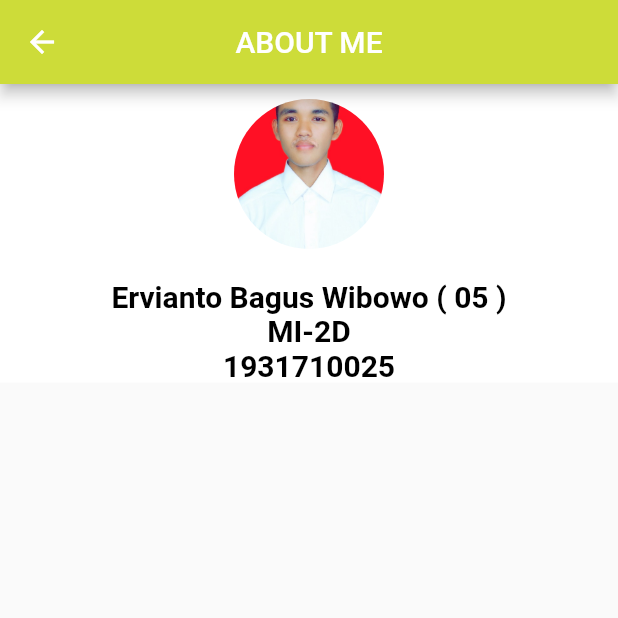
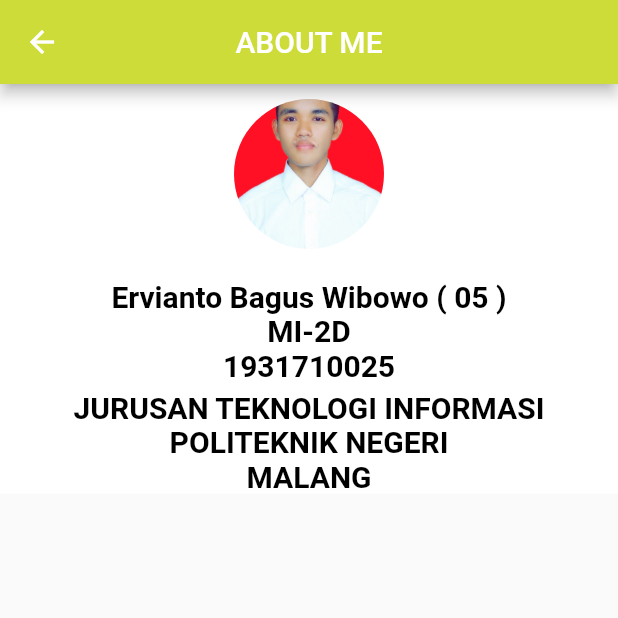
Before and after one commit to Ervianto/Project-Dicoding, a Flutter app: the MyProfil screen opened by its route, on a phone screen of 412 x 824 dp, the top half of it. Run offline on Flutter 3.47's test engine with Material 2 defaults, Android fonts, the phone set to English and light mode, and no system bars.

Commit message:
Penambahan teks

```diff
--- a/lib/widgets/AboutMe.dart
+++ b/lib/widgets/AboutMe.dart
@@ -61,6 +61,36 @@
                   color: Colors.black,
                 ),
               ),
+              SizedBox(
+                height: 5,
+                child: Container(
+                  color: Colors.white,
+                ),
+              ),
+              Text(
+                'JURUSAN TEKNOLOGI INFORMASI',
+                style: TextStyle(
+                  fontWeight: FontWeight.bold,
+                  fontSize: 20,
+                  color: Colors.black,
+                ),
+              ),
+              Text(
+                'POLITEKNIK NEGERI',
+                style: TextStyle(
+                  fontWeight: FontWeight.bold,
+                  fontSize: 20,
+                  color: Colors.black,
+                ),
+              ),
+              Text(
+                'MALANG',
+                style: TextStyle(
+                  fontWeight: FontWeight.bold,
+                  fontSize: 20,
+                  color: Colors.black,
+                ),
+              ),
             ],
           ),
         )
```
